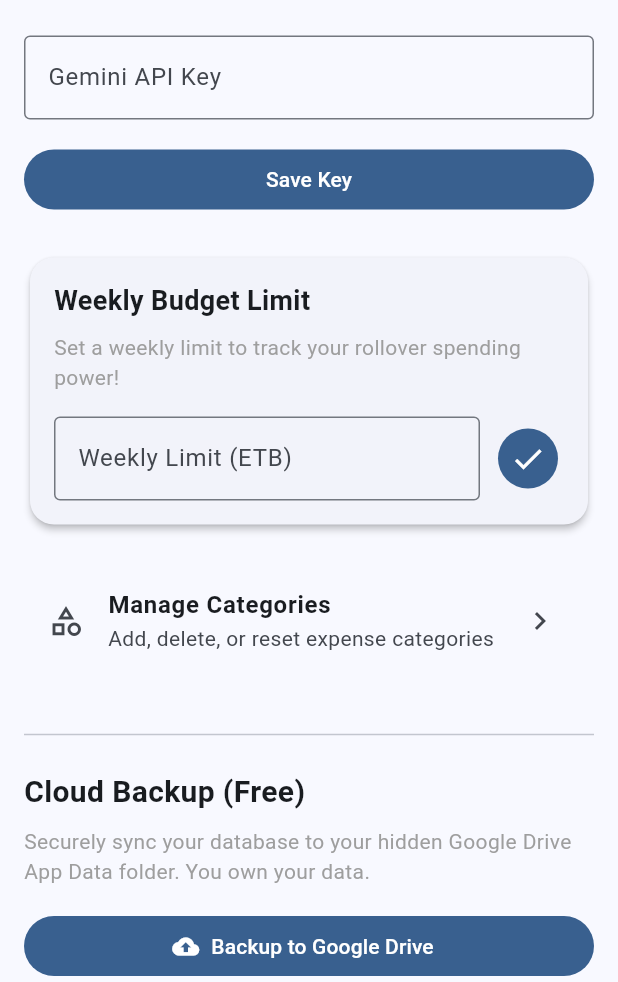
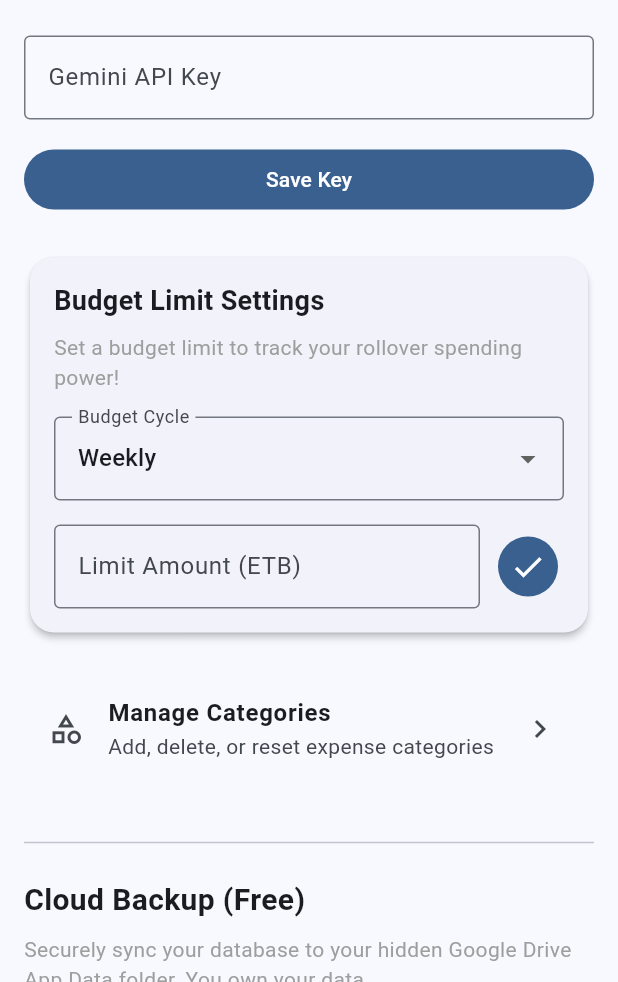
Before and after one commit to PhiliposHailu/BirrNote, a Flutter app: the screen it shows after launch, item 2 of the bottom bar chosen, after a tap on the "settings" icon, on a phone screen of 412 x 824 dp, the part 254-1236 px from its top. Run offline on Flutter 3.47's test engine with Material 3 defaults, Android fonts, the phone set to English and light mode, and no system bars; our stand-ins replace connectivity_plus, drift, fl_chart, flutter_riverpod, flutter_secure_storage, google_generative_ai and 1 more; missing offline and left inert: extension_google_sign_in_as_googleapis_auth, googleapis; accounts and stored records are empty; generated files the repository leaves out were written again.

Commit message:
feat: category rearrangement and buget setting for more time lines

```diff
--- a/lib/core/database/app_database.dart
+++ b/lib/core/database/app_database.dart
@@ -24,16 +24,15 @@
   AppDatabase() : super(_openConnection());
 
   @override
-  int get schemaVersion => 2;
+  int get schemaVersion => 3;
 
   @override
   MigrationStrategy get migration {
     return MigrationStrategy(
       onCreate: (m) async {
-        // Create all tables on a fresh install
         await m.createAll();
 
-        // Seed defaults
+        // Seed defaults (Starting orderIndex at 0)
         final defaultCategories = [
           'Food & Drinks',
           'Transport',
@@ -49,9 +48,23 @@
         }
       },
       onUpgrade: (m, from, to) async {
-        // Migration logic remains safe and intact!
         if (from < 2) {
           await m.createTable(budgets);
+        }
+
+        // --- VERSION 2 TO VERSION 3 MIGRATION ---
+        if (from < 3) {
+          // 1. Add orderIndex column to CategoryOptions table
+          await m.addColumn(categoryOptions, categoryOptions.orderIndex);
+
+          // 2. Add limitAmount and period columns to Budgets table
+          await m.addColumn(budgets, budgets.limitAmount);
+          await m.addColumn(budgets, budgets.period);
+
+          // 3. THE SENIOR DEV TOUCH:
+          // Copy their old 'weekly_limit' data into the new 'limit_amount' column
+          // so existing users don't lose their saved budget!
+          await customStatement('UPDATE budgets SET limit_amount = weekly_limit WHERE limit_amount IS NULL');
         }
       },
     );
--- a/lib/core/database/tables/category_options_table.dart
+++ b/lib/core/database/tables/category_options_table.dart
@@ -2,5 +2,8 @@
 
 class CategoryOptions extends Table {
   IntColumn get id => integer().autoIncrement()();
-  TextColumn get name => text().unique()(); // Category names must be unique!
+  TextColumn get name => text().unique()();
+
+  // Stores the drag-and-drop position (defaults to 0)
+  IntColumn get orderIndex => integer().withDefault(const Constant(0))();
 }
--- a/lib/features/expense_entry/data/budget_providers.dart
+++ b/lib/features/expense_entry/data/budget_providers.dart
@@ -2,9 +2,8 @@
 import '../../../core/database/database_provider.dart';
 import '../../../core/database/app_database.dart';
 import '../../../core/database/daos/budget_dao.dart';
-import 'expense_providers.dart'; // We watch the expenses stream!
+import 'expense_providers.dart';
 
-// 1. The shared active budget stream now lives here globally
 final activeBudgetStreamProvider = StreamProvider<Budget?>((ref) {
   final budgetDao = ref.watch(budgetDaoProvider);
   return budgetDao.watchActiveBudget();
@@ -22,53 +21,66 @@
   });
 }
 
-// 2. THE ENGINE
+// THE UPGRADED ENGINE
 final budgetEngineProvider = Provider<SpendingPower>((ref) {
-  // Watch our global streams
   final activeBudgetAsync = ref.watch(activeBudgetStreamProvider);
   final expensesAsync = ref.watch(expensesStreamProvider);
 
-  // A. Check if the streams are STILL LOADING.
-  // If they are loading, we return a default state.
   if (activeBudgetAsync.isLoading || expensesAsync.isLoading) {
     return SpendingPower(todaySpendingPower: 0, dailyLimit: 0, hasBudget: false);
   }
 
-  // B. Get the loaded values
   final budget = activeBudgetAsync.value;
   final expenses = expensesAsync.value ?? [];
 
-  // C. If the database loaded successfully, but the budget is literally NULL,
-  // it means they haven't saved a budget limit yet!
   if (budget == null) {
     return SpendingPower(todaySpendingPower: 0, dailyLimit: 0, hasBudget: false);
   }
 
-  final weeklyLimit = budget.weeklyLimit;
+  final limitAmount = budget.limitAmount;
   final startDate = budget.startDate;
-  final dailyLimit = weeklyLimit / 7.0;
+  final String period = budget.period;
+
+  // 1. DYNAMIC PERIOD MAPPING
+  int periodInDays = 7; // Default fallback to Weekly
+  if (period == 'Daily') periodInDays = 1;
+  if (period == 'Weekly') periodInDays = 7;
+  if (period == 'Monthly') periodInDays = 30;
+  if (period == 'Quarterly') periodInDays = 90;
+  if (period == 'Yearly') periodInDays = 365;
+
+  final dailyLimit = limitAmount / periodInDays;
 
   // --- THE CALENDAR MATH ENGINE ---
   final now = DateTime.now();
 
-  // Calculate total days elapsed since they set this budget
+  // Calculate exact days elapsed since they set this budget
   final differenceInDays = DateTime(now.year, now.month, now.day)
       .difference(DateTime(startDate.year, startDate.month, startDate.day))
       .inDays;
 
-  final completedWeeks = differenceInDays ~/ 7;
-  final currentCycleStart = startDate.add(Duration(days: completedWeeks * 7));
-  final elapsedDaysInCurrentCycle = (differenceInDays % 7) + 1;
+  // Calculate completed cycles (weeks, months, years etc.)
+  final completedCycles = differenceInDays ~/ periodInDays;
 
+  // The exact start date of this current active cycle
+  final currentCycleStart = startDate.add(Duration(days: completedCycles * periodInDays));
+
+  // The days elapsed in the current cycle
+  final elapsedDaysInCurrentCycle = (differenceInDays % periodInDays) + 1;
+
+  // How much they were allowed to spend up to today
   final allowedBudgetUpToToday = elapsedDaysInCurrentCycle * dailyLimit;
 
+  // Sum up all expenses spent in this active cycle
   double actualSpentInCurrentCycle = 0.0;
   for (final expense in expenses) {
+    // Only count expenses that are not pending AI, and happened after currentCycleStart
     if (!expense.isPendingAi && expense.date.isAfter(currentCycleStart)) {
       actualSpentInCurrentCycle += expense.amount;
     }
   }
 
+  // Today's Spending Power!
   final todaySpendingPower = allowedBudgetUpToToday - actualSpentInCurrentCycle;
 
   return SpendingPower(
--- a/lib/features/expense_entry/data/expense_providers.dart
+++ b/lib/features/expense_entry/data/expense_providers.dart
@@ -2,8 +2,8 @@
 import 'package:flutter_riverpod/flutter_riverpod.dart';
 import '../../../core/database/app_database.dart';
 import '../../../core/database/database_provider.dart';
-import '../../../core/database/daos/expense_dao.dart'; // NEW
-import '../../../core/database/daos/category_dao.dart'; // NEW
+import '../../../core/database/daos/expense_dao.dart';
+import '../../../core/database/daos/category_dao.dart';
 import '../../../core/network/ai_service.dart';
 
 // 1. WATCH EXPENSES (Now queries the DAO directly!)
--- a/lib/features/settings/data/category_providers.dart
+++ b/lib/features/settings/data/category_providers.dart
@@ -32,6 +32,11 @@
   Future<void> reset() async {
     await categoryDao.resetCategoriesToDefault();
   }
+
+  // Triggers the database reorder transaction
+  Future<void> reorder(List<String> orderedNames) async {
+    await categoryDao.updateCategoryOrder(orderedNames);
+  }
 }
 
 final categoryManagerProvider = Provider<CategoryManager>((ref) {
--- a/lib/features/settings/presentation/widgets/weekly_budget_card.dart
+++ b/lib/features/settings/presentation/widgets/weekly_budget_card.dart
@@ -1,13 +1,7 @@
 import 'package:flutter/material.dart';
 import 'package:flutter_riverpod/flutter_riverpod.dart';
 import '../../../../core/database/database_provider.dart';
-import '../../../../core/database/app_database.dart';
-
-// 1. FIXED: StreamProvider is now safely outside the widget (Global)
-final activeBudgetStreamProvider = StreamProvider<Budget?>((ref) {
-  final budgetDao = ref.watch(budgetDaoProvider);
-  return budgetDao.watchActiveBudget();
-});
+import '../../../expense_entry/data/budget_providers.dart';
 
 class WeeklyBudgetCard extends ConsumerStatefulWidget {
   const WeeklyBudgetCard({super.key});
@@ -18,18 +12,22 @@
 
 class _WeeklyBudgetCardState extends ConsumerState<WeeklyBudgetCard> {
   final _budgetController = TextEditingController();
+  String _selectedPeriod = 'Weekly'; // Default choice
+
+  final List<String> _periods = ['Daily', 'Weekly', 'Monthly', 'Quarterly', 'Yearly'];
 
   void _saveBudget() {
     final text = _budgetController.text;
     final limit = double.tryParse(text);
 
     if (limit != null && limit > 0) {
-      ref.read(budgetDaoProvider).setWeeklyBudget(limit);
+      // Calls our BudgetDao with both the amount AND the selected period!
+      ref.read(budgetDaoProvider).setBudget(limit, _selectedPeriod);
       _budgetController.clear();
       FocusScope.of(context).unfocus(); // Close keyboard
 
       ScaffoldMessenger.of(context).showSnackBar(
-        const SnackBar(content: Text('Weekly budget updated successfully!')),
+        const SnackBar(content: Text('Budget limit updated successfully!')),
       );
     }
   }
@@ -42,11 +40,9 @@
 
   @override
   Widget build(BuildContext context) {
-    // 2. FIXED: Watch the global provider instead of creating a new one
     final activeBudgetAsync = ref.watch(activeBudgetStreamProvider);
 
     return activeBudgetAsync.when(
-      // 3. FIXED: No more invisible boxes! We show a loader and error text
       loading: () => const Center(
         child: Padding(
           padding: EdgeInsets.all(16.0),
@@ -74,19 +70,35 @@
               crossAxisAlignment: CrossAxisAlignment.start,
               children: [
                 const Text(
-                  'Weekly Budget Limit',
+                  'Budget Limit Settings',
                   style: TextStyle(fontSize: 18, fontWeight: FontWeight.bold),
                 ),
                 const SizedBox(height: 8),
                 Text(
                   hasBudget
-                      ? 'Current: ${budget.weeklyLimit.toStringAsFixed(2)} ETB / week'
-                      : 'Set a weekly limit to track your rollover spending power!',
+                      ? 'Current: ${budget.limitAmount.toStringAsFixed(2)} ETB / ${budget.period.toLowerCase()}'
+                      : 'Set a budget limit to track your rollover spending power!',
                   style: const TextStyle(color: Colors.grey),
                 ),
                 const SizedBox(height: 16),
 
-                // Input Field
+                // PERIOD DROPDOWN
+                DropdownButtonFormField<String>(
+                  value: hasBudget && _budgetController.text.isEmpty ? budget.period : _selectedPeriod,
+                  decoration: const InputDecoration(
+                    labelText: 'Budget Cycle',
+                    border: OutlineInputBorder(),
+                  ),
+                  items: _periods.map((period) {
+                    return DropdownMenuItem(value: period, child: Text(period));
+                  }).toList(),
+                  onChanged: (value) {
+                    if (value != null) setState(() => _selectedPeriod = value);
+                  },
+                ),
+                const SizedBox(height: 16),
+
+                // LIMIT INPUT
                 Row(
                   children: [
                     Expanded(
@@ -94,7 +106,7 @@
                         controller: _budgetController,
                         keyboardType: const TextInputType.numberWithOptions(decimal: true),
                         decoration: const InputDecoration(
-                          labelText: 'Weekly Limit (ETB)',
+                          labelText: 'Limit Amount (ETB)',
                           border: OutlineInputBorder(),
                         ),
                       ),
--- a/lib/main.dart
+++ b/lib/main.dart
@@ -1,4 +1,3 @@
-import 'features/expense_entry/presentation/expense_entry_screen.dart';
 import 'package:flutter/material.dart';
 import 'package:flutter_riverpod/flutter_riverpod.dart';
 import 'features/navigation/presentation/main_nav_screen.dart';
```
Also changed, not shown: lib/core/database/daos/budget_dao.dart (+6 -6 lines), lib/core/database/daos/category_dao.dart (+31 -10 lines), lib/core/database/tables/budgets_table.dart (+7 -1 lines), lib/features/settings/presentation/category_settings_screen.dart (+17 -3 lines), lib/core/database/app_database.g.dart.
